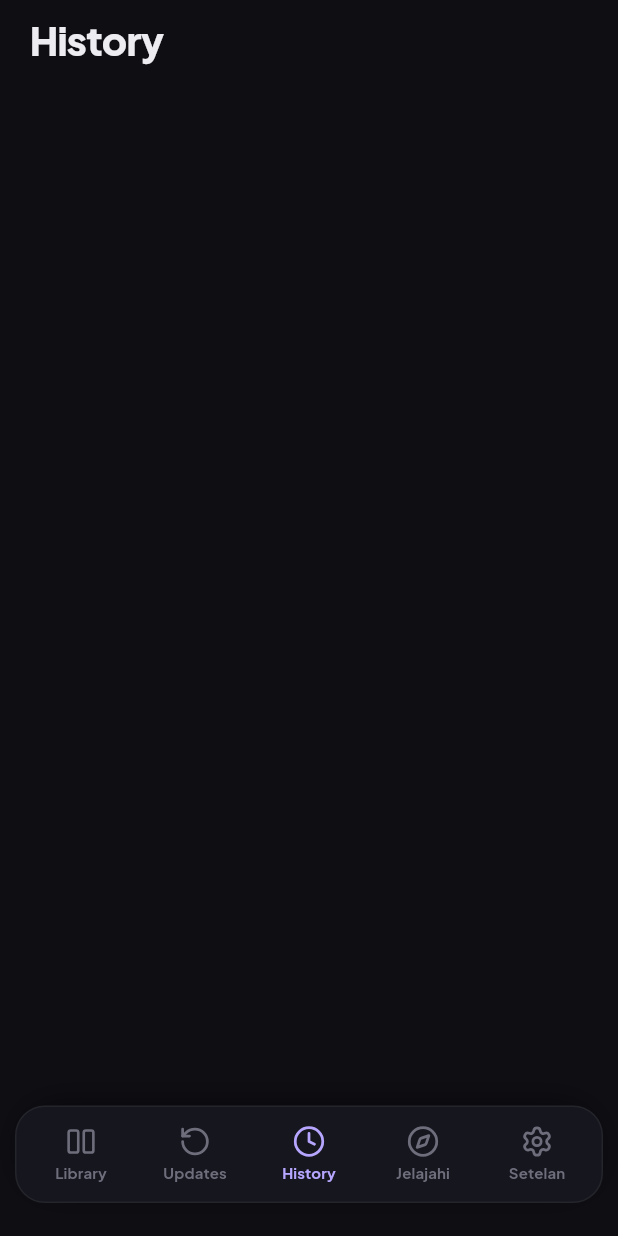
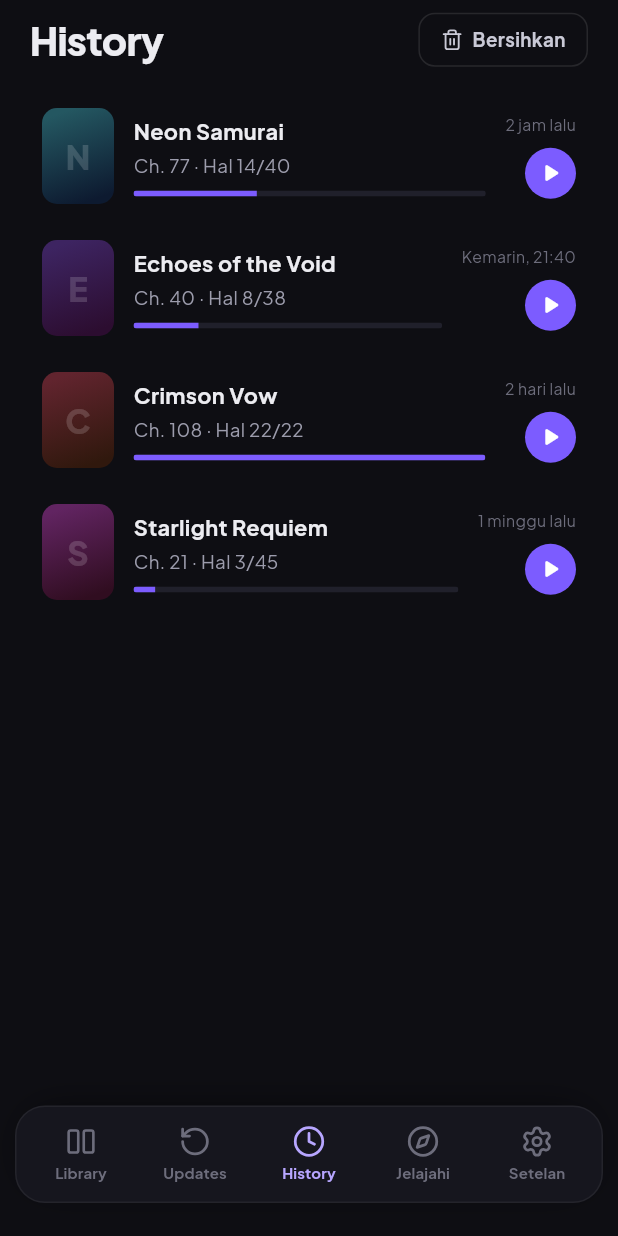
Before and after one commit to reiky03/Aplikasi_Comic, a Flutter app: the HomeShell screen opened directly, item 3 of the bottom bar chosen, on a phone screen of 412 x 824 dp. Run offline on Flutter 3.47's test engine with Material 3 defaults, Android fonts, the phone set to English and light mode, and no system bars; our stand-ins replace flutter_riverpod, flutter_svg, google_fonts, google_sign_in, lucide_icons_flutter, shared_preferences; accounts and stored records are empty.

Commit message:
feat: tab History (06_history.md)
- Row riwayat: thumbnail 48x64, judul, 'Ch. N · Hal x/y', progress bar
  4px, waktu relatif + tombol play bulat accent
- Tombol Bersihkan (outline) mengosongkan riwayat + toast
- Empty state ikon jam tanpa CTA

Co-Authored-By: Claude Fable 5 <noreply@anthropic.com>
Claude-Session: https://claude.ai/code/session_01UUAA4sk4P7VaQXPjYi2SXG

```diff
--- /dev/null
+++ b/lib/data/history_state.dart
@@ -0,0 +1,48 @@
+import 'package:flutter_riverpod/flutter_riverpod.dart';
+
+/// Satu entri riwayat baca.
+class HistoryEntry {
+  const HistoryEntry({
+    required this.title,
+    required this.src,
+    required this.hue,
+    required this.chNum,
+    required this.page,
+    required this.pages,
+    required this.time,
+  });
+
+  final String title;
+  final String src;
+  final int hue;
+  final int chNum;
+
+  /// Posisi halaman terakhir dibaca.
+  final int page;
+  final int pages;
+
+  /// Waktu relatif ("2 jam lalu", "Kemarin, 21:40").
+  final String time;
+
+  String get initial => title.isEmpty ? '?' : title[0];
+  String get pageLabel => 'Ch. $chNum · Hal $page/$pages';
+  double get progress => pages == 0 ? 0 : page / pages;
+}
+
+/// Data demo mengikuti prototipe. TODO(backend): riwayat asli dari reader.
+const _seedHistory = [
+  HistoryEntry(title: 'Neon Samurai', src: 'MangaVerse', hue: 190, chNum: 77, page: 14, pages: 40, time: '2 jam lalu'),
+  HistoryEntry(title: 'Echoes of the Void', src: 'MangaVerse', hue: 265, chNum: 40, page: 8, pages: 38, time: 'Kemarin, 21:40'),
+  HistoryEntry(title: 'Crimson Vow', src: 'AsuraToons', hue: 350, chNum: 108, page: 22, pages: 22, time: '2 hari lalu'),
+  HistoryEntry(title: 'Starlight Requiem', src: 'AsuraToons', hue: 300, chNum: 21, page: 3, pages: 45, time: '1 minggu lalu'),
+];
+
+class HistoryNotifier extends Notifier<List<HistoryEntry>> {
+  @override
+  List<HistoryEntry> build() => _seedHistory;
+
+  void clear() => state = const [];
+}
+
+final historyProvider =
+    NotifierProvider<HistoryNotifier, List<HistoryEntry>>(HistoryNotifier.new);
--- /dev/null
+++ b/lib/features/history/history_screen.dart
@@ -0,0 +1,227 @@
+import 'package:flutter/material.dart';
+import 'package:flutter_riverpod/flutter_riverpod.dart';
+import 'package:lucide_icons_flutter/lucide_icons.dart';
+
+import '../../core/theme/app_theme.dart';
+import '../../core/widgets/widgets.dart';
+import '../../data/history_state.dart';
+import '../../data/models.dart';
+
+/// Tab History — spek 06: lanjut baca + bersihkan riwayat.
+class HistoryScreen extends ConsumerWidget {
+  const HistoryScreen({super.key});
+
+  @override
+  Widget build(BuildContext context, WidgetRef ref) {
+    final history = ref.watch(historyProvider);
+
+    return SafeArea(
+      bottom: false,
+      child: Column(
+        crossAxisAlignment: CrossAxisAlignment.stretch,
+        children: [
+          Padding(
+            padding: const EdgeInsets.fromLTRB(20, 8, 20, 12),
+            child: Row(
+              children: [
+                Expanded(
+                  child: Text('History', style: AppTypography.screenTitle),
+                ),
+                _ClearButton(
+                  onTap: () {
+                    ref.read(historyProvider.notifier).clear();
+                    AppToast.show(context, 'Riwayat dibersihkan');
+                  },
+                ),
+              ],
+            ),
+          ),
+          Expanded(
+            child: history.isEmpty
+                ? const AppEmptyState(
+                    icon: Icon(LucideIcons.clock),
+                    title: 'Belum ada riwayat baca',
+                    description: TextSpan(
+                      text: 'Komik yang kamu baca akan muncul di sini agar '
+                          'mudah dilanjutkan.',
+                    ),
+                  )
+                : ListView.builder(
+                    padding: const EdgeInsets.fromLTRB(18, 4, 18, 120),
+                    itemCount: history.length,
+                    itemBuilder: (context, i) => _HistoryRow(
+                      entry: history[i],
+                      onTap: () => _openDetail(context, history[i]),
+                      onPlay: () => _resumeReading(context, history[i]),
+                    ),
+                  ),
+          ),
+        ],
+      ),
+    );
+  }
+
+  void _openDetail(BuildContext context, HistoryEntry entry) {
+    // TODO(12): buka ComicDetailScreen (openedFrom: 'history') di chapter ini.
+    AppToast.show(context, 'Comic Detail menyusul (spek 12)');
+  }
+
+  void _resumeReading(BuildContext context, HistoryEntry entry) {
+    // TODO(13): langsung buka Reader di halaman terakhir dibaca.
+    AppToast.show(context, 'Reader menyusul (spek 13)');
+  }
+}
+
+class _ClearButton extends StatelessWidget {
+  const _ClearButton({required this.onTap});
+
+  final VoidCallback onTap;
+
+  @override
+  Widget build(BuildContext context) {
+    return InkWell(
+      onTap: onTap,
+      borderRadius: BorderRadius.circular(11),
+      child: Container(
+        height: 36,
+        padding: const EdgeInsets.symmetric(horizontal: 14),
+        decoration: BoxDecoration(
+          borderRadius: BorderRadius.circular(11),
+          border: Border.all(color: AppColors.borderStrong),
+        ),
+        child: Row(
+          mainAxisSize: MainAxisSize.min,
+          children: [
+            const Icon(AppIcons.delete, size: 15, color: AppColors.menuIcon),
+            const SizedBox(width: 6),
+            Text(
+              'Bersihkan',
+              style: AppTypography.jakarta(
+                size: 12.5,
+                weight: FontWeight.w700,
+                color: AppColors.menuIcon,
+              ),
+            ),
+          ],
+        ),
+      ),
+    );
+  }
+}
+
+class _HistoryRow extends StatelessWidget {
+  const _HistoryRow({
+    required this.entry,
+    required this.onTap,
+    required this.onPlay,
+  });
+
+  final HistoryEntry entry;
+  final VoidCallback onTap;
+  final VoidCallback onPlay;
+
+  @override
+  Widget build(BuildContext context) {
+    return Padding(
+      padding: const EdgeInsets.only(bottom: 2),
+      child: InkWell(
+        onTap: onTap,
+        borderRadius: BorderRadius.circular(14),
+        highlightColor: AppColors.surface,
+        child: Padding(
+          padding: const EdgeInsets.symmetric(vertical: 11, horizontal: 10),
+          child: Row(
+            children: [
+              Container(
+                width: 48,
+                height: 64,
+                decoration: BoxDecoration(
+                  gradient: comicCover(entry.hue),
+                  borderRadius: BorderRadius.circular(10),
+                ),
+                alignment: Alignment.center,
+                child: Text(
+                  entry.initial,
+                  style: AppTypography.jakarta(
+                    size: 22,
+                    weight: FontWeight.w800,
+                    color: Colors.white.withValues(alpha: 0.16),
+                  ),
+                ),
+              ),
+              const SizedBox(width: 13),
+              Expanded(
+                child: Column(
+                  crossAxisAlignment: CrossAxisAlignment.start,
+                  children: [
+                    Text(
+                      entry.title,
+                      maxLines: 1,
+                      overflow: TextOverflow.ellipsis,
+                      style: AppTypography.jakarta(
+                          size: 14.5, weight: FontWeight.w700),
+                    ),
+                    const SizedBox(height: 3),
+                    Text(
+                      entry.pageLabel,
+                      style: AppTypography.jakarta(
+                        size: 12.5,
+                        weight: FontWeight.w400,
+                        color: AppColors.textSecondary,
+                      ),
+                    ),
+                    const SizedBox(height: 8),
+                    ClipRRect(
+                      borderRadius: BorderRadius.circular(2),
+                      child: SizedBox(
+                        height: 4,
+                        child: LinearProgressIndicator(
+                          value: entry.progress,
+                          backgroundColor: AppColors.surfaceSunken,
+                          color: AppColors.accent,
+                        ),
+                      ),
+                    ),
+                  ],
+                ),
+              ),
+              const SizedBox(width: 13),
+              Column(
+                crossAxisAlignment: CrossAxisAlignment.end,
+                children: [
+                  Text(
+                    entry.time,
+                    style: AppTypography.jakarta(
+                      size: 10.5,
+                      weight: FontWeight.w400,
+                      color: AppColors.textFaint,
+                    ),
+                  ),
+                  const SizedBox(height: 8),
+                  InkWell(
+                    onTap: onPlay,
+                    customBorder: const CircleBorder(),
+                    child: Container(
+                      width: 34,
+                      height: 34,
+                      decoration: const BoxDecoration(
+                        color: AppColors.accent,
+                        shape: BoxShape.circle,
+                      ),
+                      alignment: Alignment.center,
+                      child: const Icon(
+                        Icons.play_arrow_rounded,
+                        size: 20,
+                        color: Colors.white,
+                      ),
+                    ),
+                  ),
+                ],
+              ),
+            ],
+          ),
+        ),
+      ),
+    );
+  }
+}
--- a/lib/features/home/home_shell.dart
+++ b/lib/features/home/home_shell.dart
@@ -3,6 +3,7 @@ import 'package:flutter_riverpod/flutter_riverpod.dart';
 
 import '../../core/theme/app_theme.dart';
 import '../../core/widgets/app_bottom_nav.dart';
+import '../history/history_screen.dart';
 import '../library/library_screen.dart';
 import '../updates/updates_screen.dart';
 
@@ -35,7 +36,7 @@ class HomeShell extends ConsumerWidget {
               children: const [
                 LibraryScreen(),
                 UpdatesScreen(),
-                _PlaceholderTab(title: 'History'), // TODO(06)
+                HistoryScreen(),
                 _PlaceholderTab(title: 'Jelajahi'), // TODO(07)
                 _PlaceholderTab(title: 'Setelan'), // TODO(14)
               ],
```
